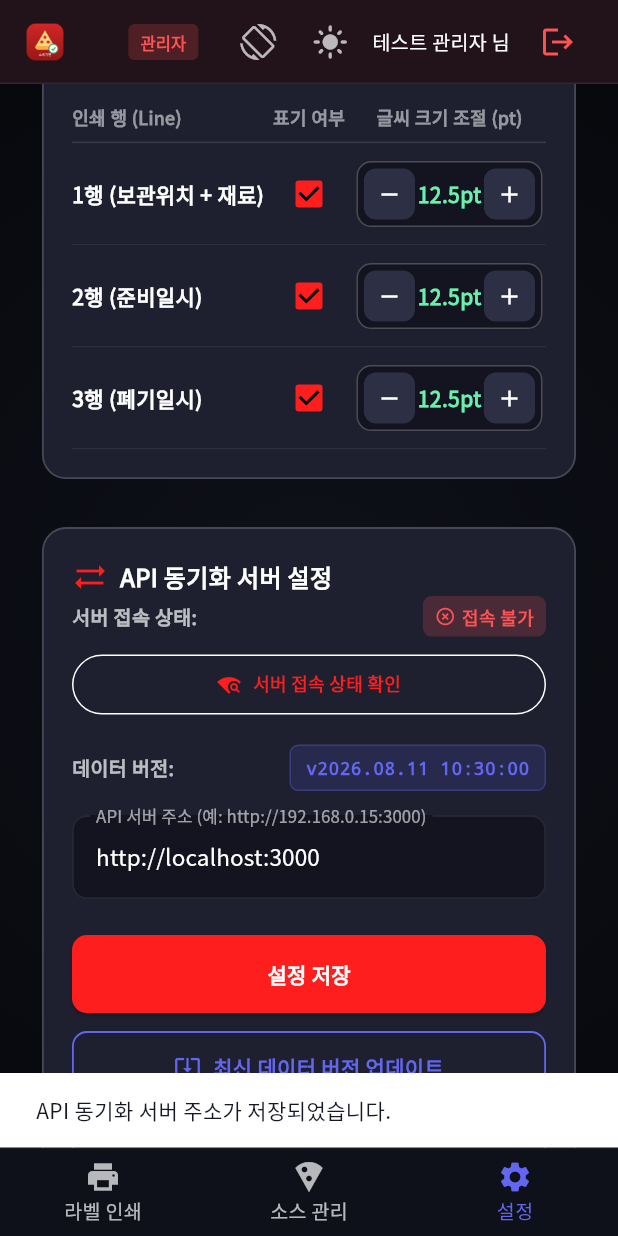
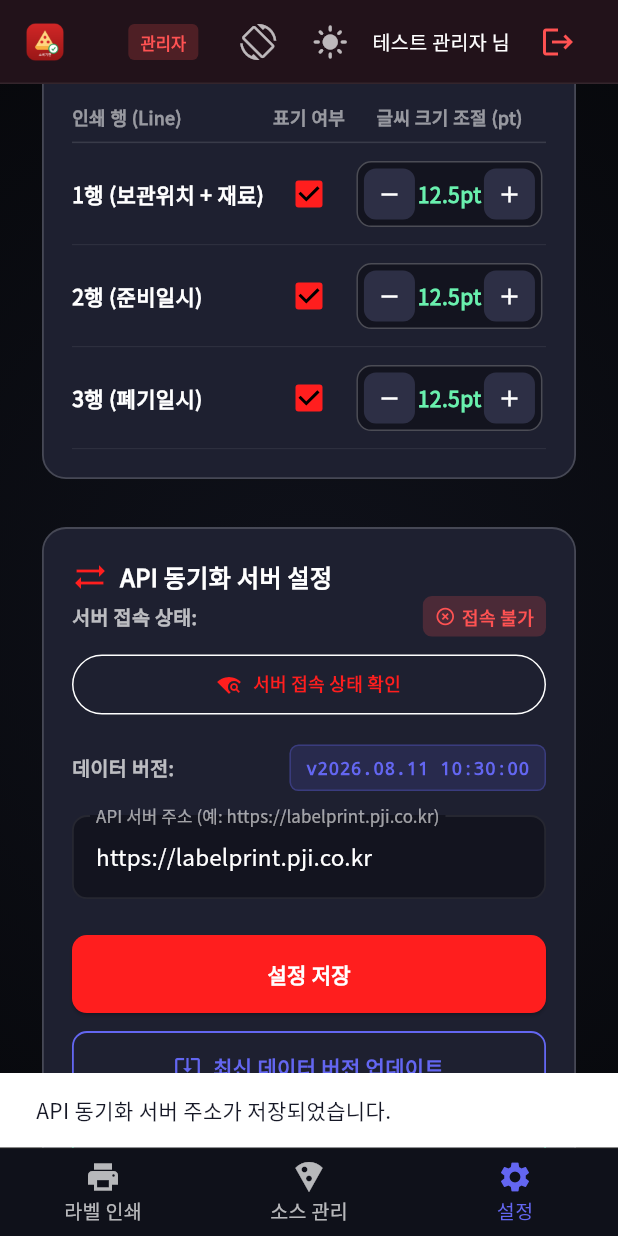
Before and after one commit to cgh88/label, a Flutter app: the screen it shows after launch, item 3 of the bottom bar chosen, scrolled down 576 dp, after a tap on "설정 저장", on a phone screen of 412 x 824 dp. Run offline on Flutter 3.47's test engine with Material 3 defaults, Android fonts, the phone set to English and light mode, and no system bars; our stand-ins replace file_picker, pdf, printing, shared_preferences; missing offline and left inert: blue_thermal_printer, pointycastle; network calls fail.

Commit message:
feat(flutter): Allow https://labelprint.pji.co.kr as default and permitted server URL

```diff
--- a/client_flutter/lib/services/api_sync_service.dart
+++ b/client_flutter/lib/services/api_sync_service.dart
@@ -10,14 +10,11 @@ class ApiSyncService {
   static final ApiSyncService instance = ApiSyncService._();
   ApiSyncService._();
 
-  String apiSyncUrl = 'http://localhost:3000';
+  String apiSyncUrl = 'https://labelprint.pji.co.kr';
 
   Future<void> loadConfig() async {
     final prefs = await SharedPreferences.getInstance();
-    apiSyncUrl = prefs.getString('api_sync_url') ?? 'http://localhost:3000';
-    if (apiSyncUrl.contains('labelprint.pji.co.kr')) {
-      apiSyncUrl = 'http://localhost:3000';
-    }
+    apiSyncUrl = prefs.getString('api_sync_url') ?? 'https://labelprint.pji.co.kr';
   }
 
   Future<void> saveConfig(String url) async {
@@ -28,9 +25,6 @@ class ApiSyncService {
 
   bool isConfigured() {
     final uri = Uri.tryParse(apiSyncUrl);
-    if (uri != null && uri.host.contains('labelprint.pji.co.kr')) {
-      return false;
-    }
     return apiSyncUrl.isNotEmpty && uri != null && uri.hasScheme && uri.host.isNotEmpty;
   }
 
--- a/client_flutter/lib/views/login_view.dart
+++ b/client_flutter/lib/views/login_view.dart
@@ -57,14 +57,6 @@ class _LoginViewState extends State<LoginView> {
       baseUrl = 'http://$baseUrl';
     }
     baseUrl = baseUrl.replaceAll(RegExp(r'/+$'), '');
-
-    if (baseUrl.contains('labelprint.pji.co.kr')) {
-      setState(() {
-        _isLoading = false;
-        _errorMessage = '해당 외부 서버 주소(labelprint.pji.co.kr)는 태블릿에서 접속할 수 없습니다. (내부/로컬 서버 주소를 입력해 주세요.)';
-      });
-      return;
-    }
     await ApiSyncService.instance.saveConfig(baseUrl);
     final loginUrl = '$baseUrl/api/auth/login';
 
@@ -267,7 +259,7 @@ class _LoginViewState extends State<LoginView> {
                           autocorrect: false,
                           style: isDark ? const TextStyle(color: Colors.white) : const TextStyle(color: Color(0xFF0F172A)),
                           decoration: InputDecoration(
-                            labelText: '서버 주소 (예: http://192.168.0.25:3000)',
+                            labelText: '서버 주소 (예: https://labelprint.pji.co.kr)',
                             labelStyle: isDark
                                 ? TextStyle(color: Colors.white.withValues(alpha: 0.6))
                                 : const TextStyle(color: Color(0xFF64748B)),
--- a/client_flutter/lib/views/manage_tab_view.dart
+++ b/client_flutter/lib/views/manage_tab_view.dart
@@ -441,7 +441,7 @@ class _ManageTabViewState extends State<ManageTabView> {
       try {
         final apiBaseUrl = ApiSyncService.instance.isConfigured()
             ? ApiSyncService.instance.apiSyncUrl
-            : 'http://localhost:3000';
+            : 'https://labelprint.pji.co.kr';
         await DatabaseService.instance.downloadAndResetDatabase(
           url: '$apiBaseUrl/api/default-database',
           onProgress: (progress) {
--- a/client_flutter/lib/views/settings_tab_view.dart
+++ b/client_flutter/lib/views/settings_tab_view.dart
@@ -22,7 +22,7 @@ class _SettingsTabViewState extends State<SettingsTabView> {
   final _heightController = TextEditingController();
 
   final _apiUrlController = TextEditingController(
-    text: 'http://192.168.0.25:3000',
+    text: 'https://labelprint.pji.co.kr',
   );
 
   double _selectedWidth = 50;
@@ -155,18 +155,6 @@ class _SettingsTabViewState extends State<SettingsTabView> {
           const SnackBar(
             backgroundColor: Colors.redAccent,
             content: Text('유효한 HTTP/HTTPS URL 형식이 아닙니다.'),
-          ),
-        );
-      }
-      return;
-    }
-
-    if (parsedUri.host.contains('labelprint.pji.co.kr')) {
-      if (mounted) {
-        ScaffoldMessenger.of(context).showSnackBar(
-          const SnackBar(
-            backgroundColor: Colors.redAccent,
-            content: Text('해당 외부 서버 주소(labelprint.pji.co.kr)는 태블릿에서 접속할 수 없습니다. (내부/로컬 서버 주소를 입력해 주세요.)'),
           ),
         );
       }
@@ -766,11 +754,11 @@ class _SettingsTabViewState extends State<SettingsTabView> {
                     color: isDark ? Colors.white : Colors.black87,
                   ),
                   decoration: InputDecoration(
-                    labelText: 'API 서버 주소 (예: http://192.168.0.15:3000)',
+                    labelText: 'API 서버 주소 (예: https://labelprint.pji.co.kr)',
                     labelStyle: TextStyle(
                       color: isDark ? Colors.white60 : Colors.black54,
                     ),
-                    hintText: 'http://localhost:3000',
+                    hintText: 'https://labelprint.pji.co.kr',
                     hintStyle: TextStyle(
                       color: isDark ? Colors.white30 : Colors.black38,
                     ),
```
